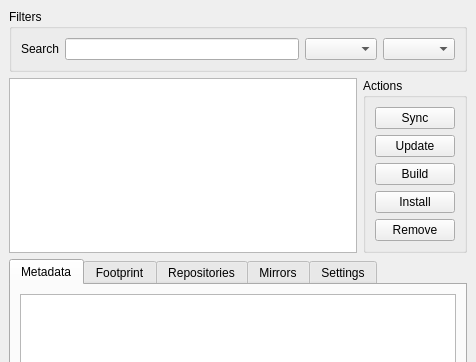
First picture: the form in src/spm/gui.ui, repository fluxer/bfp, before the edit; both pictures show x 0 to 476 and y 0 to 362 of the 476 by 599 pixel window.
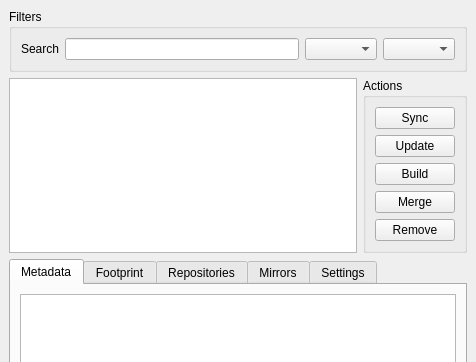
Second picture: the form after the edit.

Commit message: use the term 'merge' rather than 'install' to avoid confusion with the install argument from source and match the binary mode argument

Patch:
```diff
--- a/src/spm/gui.ui
+++ b/src/spm/gui.ui
@@ -101,7 +101,7 @@
           <string>Install selected target from pre-build tarball</string>
          </property>
          <property name="text">
-          <string>Install</string>
+          <string>Merge</string>
          </property>
         </widget>
        </item>
```
Left out of the diff: 4 changed lines with no effect on the pictures. The commit also changes 2 other files.
